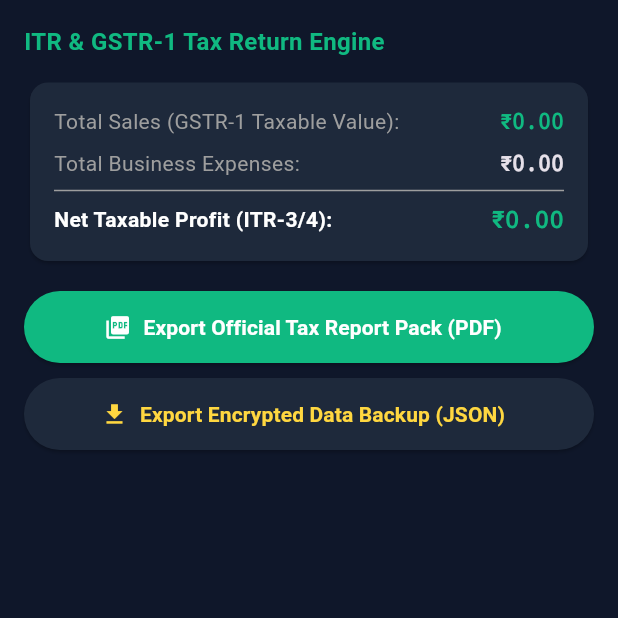
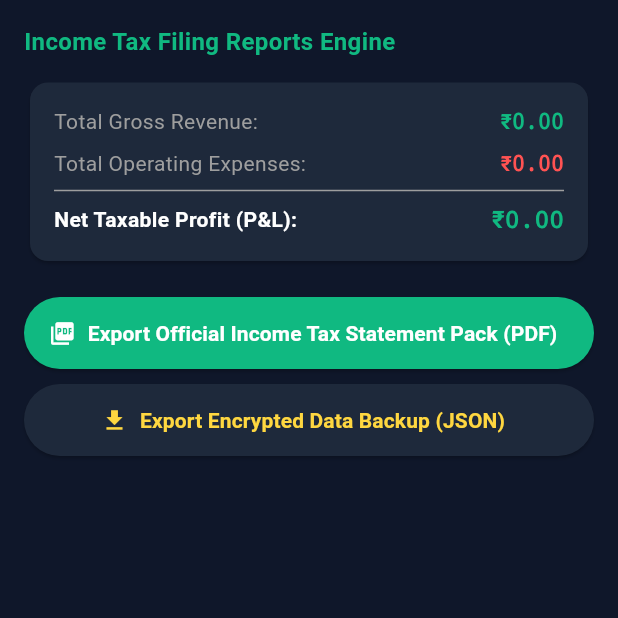
Before and after one commit to divyachoudhary876-rgb/Account-book-Lenden-manager-, a Flutter app: the FinancialReportsScreen screen opened directly, on a phone screen of 412 x 824 dp, the top half of it. Run offline on Flutter 3.47's test engine with Material 3 defaults, Android fonts, the phone set to English and light mode, and no system bars; our stand-ins replace pdf, printing, sqflite; accounts and stored records are empty.

Commit message:
Update main.dart

```diff
--- a/lib/main.dart
+++ b/lib/main.dart
@@ -13,7 +13,7 @@ void main() async {
 }
 
 // ==========================================
-// 1. ADVANCED LOCAL SQLITE PERSISTENCE ENGINE
+// 1. LOCAL SQLITE PERSISTENCE ENGINE
 // ==========================================
 class LocalDatabase {
   static final LocalDatabase instance = LocalDatabase._init();
@@ -29,7 +29,7 @@ class LocalDatabase {
 
   Future<Database> initDB() async {
     final dbPath = await getDatabasesPath();
-    final path = p.join(dbPath, 'neelkanth_enterprise_v5.db');
+    final path = p.join(dbPath, 'neelkanth_enterprise_v6.db');
 
     return await openDatabase(
       path,
@@ -50,7 +50,6 @@ class LocalDatabase {
             firmId TEXT NOT NULL,
             name TEXT NOT NULL,
             category TEXT NOT NULL,
-            groupName TEXT DEFAULT 'General',
             balance REAL DEFAULT 0.0
           )
         ''');
@@ -154,7 +153,6 @@ class LocalDatabase {
     });
   }
 
-  // DATA BACKUP JSON EXPORTER
   Future<String> exportBackupJSON(String firmId) async {
     final db = await database;
     final accounts = await db.query('accounts', where: 'firmId = ?', whereArgs: [firmId]);
@@ -173,7 +171,7 @@ class LocalDatabase {
 }
 
 // ==========================================
-// STATE ENGINE
+// CENTRAL STATE
 // ==========================================
 class AppState {
   static Map<String, dynamic>? activeFirm;
@@ -198,7 +196,7 @@ class EnterpriseAccountingApp extends StatelessWidget {
 }
 
 // ==========================================
-// FIRM GATEKEEPER SCREEN
+// 2. FIRM SELECTION SCREEN
 // ==========================================
 class FirmSelectionScreen extends StatefulWidget {
   const FirmSelectionScreen({super.key});
@@ -255,9 +253,10 @@ class _FirmSelectionScreenState extends State<FirmSelectionScreen> {
                 };
                 await LocalDatabase.instance.insertFirm(newFirm);
 
-                await LocalDatabase.instance.insertAccount({'id': 'a1_$firmId', 'firmId': firmId, 'name': 'Cash Account', 'category': 'Asset', 'groupName': 'Cash-in-hand', 'balance': 0.0});
-                await LocalDatabase.instance.insertAccount({'id': 'a2_$firmId', 'firmId': firmId, 'name': 'Bank Account', 'category': 'Asset', 'groupName': 'Bank Accounts', 'balance': 0.0});
-                await LocalDatabase.instance.insertAccount({'id': 'a3_$firmId', 'firmId': firmId, 'name': 'Sales Account', 'category': 'Revenue', 'groupName': 'Sales Accounts', 'balance': 0.0});
+                await LocalDatabase.instance.insertAccount({'id': 'a1_$firmId', 'firmId': firmId, 'name': 'Cash Account', 'category': 'Asset', 'balance': 0.0});
+                await LocalDatabase.instance.insertAccount({'id': 'a2_$firmId', 'firmId': firmId, 'name': 'Bank Account', 'category': 'Asset', 'balance': 0.0});
+                await LocalDatabase.instance.insertAccount({'id': 'a3_$firmId', 'firmId': firmId, 'name': 'Sales Account', 'category': 'Revenue', 'balance': 0.0});
+                await LocalDatabase.instance.insertAccount({'id': 'a4_$firmId', 'firmId': firmId, 'name': 'Purchase Account', 'category': 'Expense', 'balance': 0.0});
 
                 _nameController.clear();
                 _gstinController.clear();
@@ -276,7 +275,7 @@ class _FirmSelectionScreenState extends State<FirmSelectionScreen> {
   @override
   Widget build(BuildContext context) {
     return Scaffold(
-      appBar: AppBar(title: const Text('Select Business Firm'), backgroundColor: const Color(0xFF1E293B)),
+      appBar: AppBar(title: const Text('Select Working Firm'), backgroundColor: const Color(0xFF1E293B)),
       body: Padding(
         padding: const EdgeInsets.all(16.0),
         child: Column(
@@ -290,7 +289,7 @@ class _FirmSelectionScreenState extends State<FirmSelectionScreen> {
             const SizedBox(height: 20),
             Expanded(
               child: _firms.isEmpty
-                  ? const Center(child: Text('No Firms Found. Create a firm to start.', style: TextStyle(color: Colors.grey)))
+                  ? const Center(child: Text('No Firms Found. Please Create a Firm.', style: TextStyle(color: Colors.grey)))
                   : ListView.builder(
                       itemCount: _firms.length,
                       itemBuilder: (context, idx) {
@@ -319,7 +318,7 @@ class _FirmSelectionScreenState extends State<FirmSelectionScreen> {
 }
 
 // ==========================================
-// MAIN DASHBOARD
+// 3. MAIN DASHBOARD
 // ==========================================
 class MainDashboardScreen extends StatefulWidget {
   const MainDashboardScreen({super.key});
@@ -338,7 +337,6 @@ class _MainDashboardScreenState extends State<MainDashboardScreen> {
       const DayBookScreen(),
       const LedgerBookScreen(),
       const FinancialReportsScreen(),
-      const BankReconciliationScreen(),
       const StockScreen(),
       const AccountManagementScreen(),
     ];
@@ -368,8 +366,7 @@ class _MainDashboardScreenState extends State<MainDashboardScreen> {
           BottomNavigationBarItem(icon: Icon(Icons.edit_note), label: 'Voucher'),
           BottomNavigationBarItem(icon: Icon(Icons.auto_stories), label: 'Day Book'),
           BottomNavigationBarItem(icon: Icon(Icons.account_balance_wallet), label: 'Ledger'),
-          BottomNavigationBarItem(icon: Icon(Icons.analytics), label: 'ITR/GST'),
-          BottomNavigationBarItem(icon: Icon(Icons.account_balance), label: 'Bank Recon'),
+          BottomNavigationBarItem(icon: Icon(Icons.analytics), label: 'ITR Reports'),
           BottomNavigationBarItem(icon: Icon(Icons.inventory), label: 'Stock'),
           BottomNavigationBarItem(icon: Icon(Icons.person_add), label: 'Accounts'),
         ],
@@ -379,7 +376,7 @@ class _MainDashboardScreenState extends State<MainDashboardScreen> {
 }
 
 // ==========================================
-// VOUCHER TERMINAL
+// 4. VOUCHER TERMINAL
 // ==========================================
 class VoucherTerminalScreen extends StatefulWidget {
   const VoucherTerminalScreen({super.key});
@@ -559,7 +556,7 @@ class _VoucherTerminalScreenState extends State<VoucherTerminalScreen> {
 }
 
 // ==========================================
-// DAY BOOK
+// 5. DAY BOOK
 // ==========================================
 class DayBookScreen extends StatefulWidget {
   const DayBookScreen({super.key});
@@ -624,7 +621,7 @@ class _DayBookScreenState extends State<DayBookScreen> {
 }
 
 // ==========================================
-// LEDGER BOOK
+// 6. LEDGER BOOK
 // ==========================================
 class LedgerBookScreen extends StatefulWidget {
   const LedgerBookScreen({super.key});
@@ -661,7 +658,7 @@ class _LedgerBookScreenState extends State<LedgerBookScreen> {
             color: const Color(0xFF1E293B),
             child: ListTile(
               title: Text(acc['name'] as String, style: const TextStyle(color: Colors.white, fontWeight: FontWeight.bold)),
-              subtitle: Text('Category: ${acc['category']} | Group: ${acc['groupName'] ?? "General"}', style: const TextStyle(color: Colors.grey, fontSize: 11)),
+              subtitle: Text('Category: ${acc['category']}', style: const TextStyle(color: Colors.grey, fontSize: 11)),
               trailing: Text(
                 '₹${bal.abs().toStringAsFixed(2)} ${bal >= 0 ? "Dr" : "Cr"}',
                 style: TextStyle(color: bal >= 0 ? const Color(0xFF10B981) : Colors.redAccent, fontWeight: FontWeight.bold, fontFamily: 'monospace'),
@@ -675,7 +672,7 @@ class _LedgerBookScreenState extends State<LedgerBookScreen> {
 }
 
 // ==========================================
-// FINANCIAL REPORTS & GSTR TAX ENGINE
+// 7. FINANCIAL REPORTS (REPLACED ROSENACCENT WITH REDACCENT)
 // ==========================================
 class FinancialReportsScreen extends StatefulWidget {
   const FinancialReportsScreen({super.key});
@@ -710,7 +707,7 @@ class _FinancialReportsScreenState extends State<FinancialReportsScreen> {
         child: Column(
           crossAxisAlignment: CrossAxisAlignment.start,
           children: [
-            const Text('ITR & GSTR-1 Tax Return Engine', style: TextStyle(color: Color(0xFF10B981), fontSize: 16, fontWeight: FontWeight.bold)),
+            const Text('Income Tax Filing Reports Engine', style: TextStyle(color: Color(0xFF10B981), fontSize: 16, fontWeight: FontWeight.bold)),
             const SizedBox(height: 12),
             Card(
               color: const Color(0xFF1E293B),
@@ -721,7 +718,7 @@ class _FinancialReportsScreenState extends State<FinancialReportsScreen> {
                     Row(
                       mainAxisAlignment: MainAxisAlignment.spaceBetween,
                       children: [
-                        const Text('Total Sales (GSTR-1 Taxable Value):', style: TextStyle(color: Colors.grey)),
+                        const Text('Total Gross Revenue:', style: TextStyle(color: Colors.grey)),
                         Text('₹${totalRevenue.toStringAsFixed(2)}', style: const TextStyle(color: Color(0xFF10B981), fontWeight: FontWeight.bold, fontFamily: 'monospace')),
                       ],
                     ),
@@ -729,27 +726,35 @@ class _FinancialReportsScreenState extends State<FinancialReportsScreen> {
                     Row(
                       mainAxisAlignment: MainAxisAlignment.spaceBetween,
                       children: [
-                        const Text('Total Business Expenses:', style: TextStyle(color: Colors.grey)),
-                        Text('₹${totalExpense.toStringAsFixed(2)}', style: const TextStyle(color: Colors.roseAccent, fontWeight: FontWeight.bold, fontFamily: 'monospace')),
+                        const Text('Total Operating Expenses:', style: TextStyle(color: Colors.grey)),
+                        Text('₹${totalExpense.toStringAsFixed(2)}', style: const TextStyle(color: Colors.redAccent, fontWeight: FontWeight.bold, fontFamily: 'monospace')),
                       ],
                     ),
                     const Divider(color: Colors.grey),
                     Row(
                       mainAxisAlignment: MainAxisAlignment.spaceBetween,
                       children: [
-                        const Text('Net Taxable Profit (ITR-3/4):', style: TextStyle(color: Colors.white, fontWeight: FontWeight.bold)),
-                        Text('₹${netProfit.toStringAsFixed(2)}', style: TextStyle(color: netProfit >= 0 ? const Color(0xFF10B981) : Colors.redAccent, fontWeight: FontWeight.bold, fontSize: 16, fontFamily: 'monospace')),
+                        const Text('Net Taxable Profit (P&L):', style: TextStyle(color: Colors.white, fontWeight: FontWeight.bold)),
+                        Text(
+                          '₹${netProfit.toStringAsFixed(2)}',
+                          style: TextStyle(
+                            color: netProfit >= 0 ? const Color(0xFF10B981) : Colors.redAccent,
+                            fontWeight: FontWeight.bold,
+                            fontSize: 16,
+                            fontFamily: 'monospace',
+                          ),
+                        ),
                       ],
                     ),
                   ],
                 ),
               ),
             ),
-            const SizedBox(height: 16),
+            const SizedBox(height: 20),
             ElevatedButton.icon(
               style: ElevatedButton.styleFrom(backgroundColor: const Color(0xFF10B981), minimumSize: const Size.fromHeight(48)),
               icon: const Icon(Icons.picture_as_pdf, color: Colors.white),
-              label: const Text('Export Official Tax Report Pack (PDF)', style: TextStyle(color: Colors.white, fontWeight: FontWeight.bold)),
+              label: const Text('Export Official Income Tax Statement Pack (PDF)', style: TextStyle(color: Colors.white, fontWeight: FontWeight.bold)),
               onPressed: () => _generateTaxReportPDF(context),
             ),
             const SizedBox(height: 10),
@@ -807,39 +812,7 @@ class _FinancialReportsScreenState extends State<FinancialReportsScreen> {
 }
 
 // ==========================================
-// BANK RECONCILIATION ENGINE
-// ==========================================
-class BankReconciliationScreen extends StatelessWidget {
-  const BankReconciliationScreen({super.key});
-
-  @override
-  Widget build(BuildContext context) {
-    return Scaffold(
-      body: Padding(
-        padding: const EdgeInsets.all(16.0),
-        child: Column(
-          crossAxisAlignment: CrossAxisAlignment.start,
-          children: [
-            const Text('Automated Bank Reconciliation Engine', style: TextStyle(color: Color(0xFF10B981), fontSize: 16, fontWeight: FontWeight.bold)),
-            const SizedBox(height: 10),
-            Card(
-              color: const Color(0xFF1E293B),
-              child: ListTile(
-                leading: const Icon(Icons.account_balance, color: Color(0xFF10B981)),
-                title: const Text('HDFC Bank Account', style: TextStyle(color: Colors.white, fontWeight: FontWeight.bold)),
-                subtitle: const Text('Book Balance: ₹1,20,000.00 | Statement Status: Matched', style: TextStyle(color: Colors.grey, fontSize: 11)),
-                trailing: const Icon(Icons.check_circle, color: Color(0xFF10B981)),
-              ),
-            ),
-          ],
-        ),
-      ),
-    );
-  }
-}
-
-// ==========================================
-// STOCK MANAGEMENT
+// 8. STOCK MANAGEMENT
 // ==========================================
 class StockScreen extends StatefulWidget {
   const StockScreen({super.key});
@@ -959,7 +932,7 @@ class _StockScreenState extends State<StockScreen> {
 }
 
 // ==========================================
-// CHART OF ACCOUNTS CREATION
+// CHART OF ACCOUNTS
 // ==========================================
 class AccountManagementScreen extends StatefulWidget {
   const AccountManagementScreen({super.key});
```
